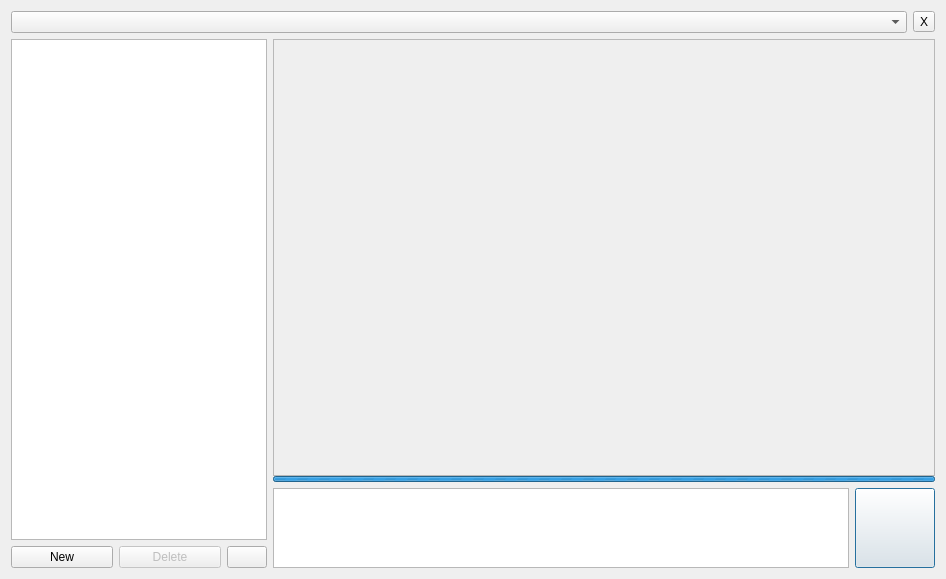
First picture: the form in src/GUI_UIs/ui_ai_chat.ui, repository kaixxx/QualCoder, before the edit.
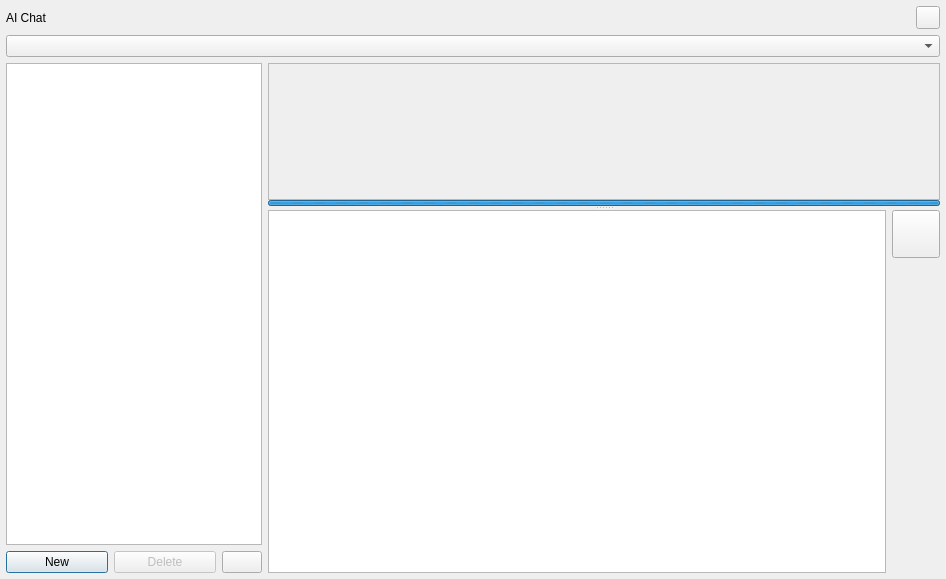
Second picture: the form after the edit.

Commit message: AI: Splitters for sidebar and chat window

```diff
--- a/src/GUI_UIs/ui_ai_chat.ui
+++ b/src/GUI_UIs/ui_ai_chat.ui
@@ -20,6 +20,121 @@
    <string>AI Chat</string>
   </property>
   <layout class="QGridLayout" name="gridLayout">
+   <property name="leftMargin">
+    <number>6</number>
+   </property>
+   <property name="topMargin">
+    <number>6</number>
+   </property>
+   <property name="rightMargin">
+    <number>6</number>
+   </property>
+   <property name="bottomMargin">
+    <number>6</number>
+   </property>
+   <property name="horizontalSpacing">
+    <number>6</number>
+   </property>
+   <item row="3" column="0">
+    <widget class="QWidget" name="widget_left" native="true">
+     <property name="sizePolicy">
+      <sizepolicy hsizetype="Fixed" vsizetype="Preferred">
+       <horstretch>0</horstretch>
+       <verstretch>0</verstretch>
+      </sizepolicy>
+     </property>
+     <layout class="QVBoxLayout" name="verticalLayout_2">
+      <property name="spacing">
+       <number>0</number>
+      </property>
+      <property name="leftMargin">
+       <number>0</number>
+      </property>
+      <property name="topMargin">
+       <number>0</number>
+      </property>
+      <property name="rightMargin">
+       <number>0</number>
+      </property>
+      <property name="bottomMargin">
+       <number>0</number>
+      </property>
+      <item>
+       <widget class="QTreeView" name="treeView_chat_list">
+        <property name="rootIsDecorated">
+         <bool>false</bool>
+        </property>
+        <attribute name="headerVisible">
+         <bool>false</bool>
+        </attribute>
+       </widget>
+      </item>
+      <item>
+       <widget class="QWidget" name="widget_left_buttons" native="true">
+        <layout class="QHBoxLayout" name="horizontalLayout">
+         <property name="leftMargin">
+          <number>0</number>
+         </property>
+         <property name="topMargin">
+          <number>6</number>
+         </property>
+         <property name="rightMargin">
+          <number>0</number>
+         </property>
+         <property name="bottomMargin">
+          <number>0</number>
+         </property>
+         <item>
+          <widget class="QPushButton" name="pushButton_new_analysis">
+           <property name="toolTip">
+            <string>Create a new chat</string>
+           </property>
+           <property name="text">
+            <string>New</string>
+           </property>
+          </widget>
+         </item>
+         <item>
+          <widget class="QPushButton" name="pushButton_delete">
+           <property name="enabled">
+            <bool>false</bool>
+           </property>
+           <property name="toolTip">
+            <string>Delete the selected chat</string>
+           </property>
+           <property name="text">
+            <string>Delete</string>
+           </property>
+          </widget>
+         </item>
+         <item>
+          <widget class="QPushButton" name="pushButton_help">
+           <property name="sizePolicy">
+            <sizepolicy hsizetype="Fixed" vsizetype="Fixed">
+             <horstretch>0</horstretch>
+             <verstretch>0</verstretch>
+            </sizepolicy>
+           </property>
+           <property name="toolTip">
+            <string>Help</string>
+           </property>
+           <property name="text">
+            <string/>
+           </property>
+           <property name="iconSize">
+            <size>
+             <width>16</width>
+             <height>16</height>
+            </size>
+           </property>
+          </widget>
+         </item>
+        </layout>
+       </widget>
+      </item>
+     </layout>
+    </widget>
+   </item>
    <item row="3" column="1">
     <widget class="QWidget" name="widget_chat" native="true">
      <property name="sizePolicy">
@@ -28,7 +143,10 @@
        <verstretch>0</verstretch>
       </sizepolicy>
      </property>
-     <layout class="QGridLayout" name="gridLayout_2">
+     <layout class="QVBoxLayout" name="verticalLayout_4">
+      <property name="spacing">
+       <number>6</number>
+      </property>
       <property name="leftMargin">
        <number>0</number>
       </property>
@@ -41,60 +159,32 @@
       <property name="bottomMargin">
        <number>0</number>
       </property>
-      <property name="verticalSpacing">
-       <number>0</number>
-      </property>
-      <item row="1" column="0" colspan="2">
-       <widget class="QProgressBar" name="progressBar_ai">
-        <property name="minimumSize">
-         <size>
-          <width>0</width>
-          <height>6</height>
-         </size>
-        </property>
-        <property name="maximumSize">
-         <size>
-          <width>16777215</width>
-          <height>6</height>
-         </size>
-        </property>
-        <property name="maximum">
-         <number>0</number>
-        </property>
-        <property name="value">
-         <number>0</number>
-        </property>
-        <property name="textVisible">
+      <item>
+       <widget class="QSplitter" name="splitter_ai_output">
+        <property name="orientation">
+         <enum>Qt::Vertical</enum>
+        </property>
+        <property name="childrenCollapsible">
          <bool>false</bool>
         </property>
-       </widget>
-      </item>
-      <item row="3" column="0">
-       <widget class="QPlainTextEdit" name="plainTextEdit_question">
-        <property name="sizePolicy">
-         <sizepolicy hsizetype="Expanding" vsizetype="Fixed">
-          <horstretch>0</horstretch>
-          <verstretch>0</verstretch>
-         </sizepolicy>
-        </property>
-        <property name="maximumSize">
-         <size>
-          <width>16777215</width>
-          <height>80</height>
-         </size>
-        </property>
-        <property name="toolTip">
-         <string>Enter your question here and press Enter to continue the chat</string>
-        </property>
-        <property name="plainText">
-         <string/>
-        </property>
-        <property name="placeholderText">
-         <string/>
-        </property>
-       </widget>
-      </item>
-      <item row="0" column="0" colspan="2">
+        <widget class="QWidget" name="widget_ai_output" native="true">
+         <layout class="QVBoxLayout" name="verticalLayout_3">
+          <property name="spacing">
+           <number>0</number>
+          </property>
+          <property name="leftMargin">
+           <number>0</number>
+          </property>
+          <property name="topMargin">
+           <number>0</number>
+          </property>
+          <property name="rightMargin">
+           <number>0</number>
+          </property>
+          <property name="bottomMargin">
+           <number>0</number>
+          </property>
+          <item>
        <widget class="QScrollArea" name="scrollArea_ai_output">
         <property name="widgetResizable">
          <bool>true</bool>
@@ -104,19 +194,19 @@
           <rect>
            <x>0</x>
            <y>0</y>
-           <width>664</width>
-           <height>439</height>
+               <width>670</width>
+               <height>249</height>
           </rect>
          </property>
          <layout class="QVBoxLayout" name="verticalLayout">
           <property name="leftMargin">
-           <number>30</number>
+               <number>18</number>
           </property>
           <property name="topMargin">
            <number>6</number>
           </property>
           <property name="rightMargin">
-           <number>30</number>
+               <number>18</number>
           </property>
           <property name="bottomMargin">
            <number>6</number>
@@ -168,26 +258,122 @@
         </widget>
        </widget>
       </item>
-      <item row="3" column="1">
-       <widget class="QPushButton" name="pushButton_question">
+          <item>
+           <widget class="QProgressBar" name="progressBar_ai">
+            <property name="minimumSize">
+             <size>
+              <width>0</width>
+              <height>6</height>
+             </size>
+            </property>
+            <property name="maximumSize">
+             <size>
+              <width>16777215</width>
+              <height>6</height>
+             </size>
+            </property>
+            <property name="maximum">
+             <number>0</number>
+            </property>
+            <property name="value">
+             <number>0</number>
+            </property>
+            <property name="textVisible">
+             <bool>false</bool>
+            </property>
+           </widget>
+          </item>
+         </layout>
+        </widget>
+        <widget class="QWidget" name="widget_question" native="true">
+         <layout class="QHBoxLayout" name="horizontalLayout_2">
+          <property name="sizeConstraint">
+           <enum>QLayout::SetDefaultConstraint</enum>
+          </property>
+          <property name="leftMargin">
+           <number>0</number>
+          </property>
+          <property name="topMargin">
+           <number>0</number>
+          </property>
+          <property name="rightMargin">
+           <number>0</number>
+          </property>
+          <property name="bottomMargin">
+           <number>0</number>
+          </property>
+          <item>
+           <widget class="QPlainTextEdit" name="plainTextEdit_question">
         <property name="sizePolicy">
-         <sizepolicy hsizetype="Fixed" vsizetype="Preferred">
+             <sizepolicy hsizetype="Expanding" vsizetype="Expanding">
           <horstretch>0</horstretch>
           <verstretch>0</verstretch>
          </sizepolicy>
         </property>
-        <property name="minimumSize">
-         <size>
-          <width>80</width>
-          <height>0</height>
-         </size>
-        </property>
         <property name="maximumSize">
          <size>
-          <width>80</width>
+              <width>16777215</width>
           <height>16777215</height>
          </size>
         </property>
+            <property name="toolTip">
+             <string>Enter your question here and press Enter to continue the chat</string>
+            </property>
+            <property name="plainText">
+             <string/>
+            </property>
+            <property name="placeholderText">
+             <string/>
+            </property>
+           </widget>
+          </item>
+          <item>
+           <widget class="QWidget" name="widget_question_button" native="true">
+            <property name="sizePolicy">
+             <sizepolicy hsizetype="Fixed" vsizetype="Expanding">
+              <horstretch>0</horstretch>
+              <verstretch>0</verstretch>
+             </sizepolicy>
+            </property>
+            <property name="minimumSize">
+             <size>
+              <width>24</width>
+              <height>0</height>
+             </size>
+            </property>
+            <layout class="QVBoxLayout" name="verticalLayout_5">
+             <property name="leftMargin">
+              <number>0</number>
+             </property>
+             <property name="topMargin">
+              <number>0</number>
+             </property>
+             <property name="rightMargin">
+              <number>0</number>
+             </property>
+             <property name="bottomMargin">
+              <number>0</number>
+             </property>
+             <item>
+              <widget class="QPushButton" name="pushButton_question">
+               <property name="sizePolicy">
+                <sizepolicy hsizetype="Minimum" vsizetype="Minimum">
+                 <horstretch>0</horstretch>
+                 <verstretch>0</verstretch>
+                </sizepolicy>
+               </property>
+               <property name="minimumSize">
+                <size>
+                 <width>24</width>
+                 <height>24</height>
+                </size>
+               </property>
+               <property name="maximumSize">
+                <size>
+                 <width>48</width>
+                 <height>48</height>
+                </size>
+               </property>
         <property name="font">
          <font>
           <pointsize>30</pointsize>
@@ -198,30 +384,24 @@
         </property>
         <property name="iconSize">
          <size>
-          <width>32</width>
-          <height>32</height>
-         </size>
-        </property>
-        <property name="shortcut">
-         <string/>
-        </property>
+                 <width>24</width>
+                 <height>24</height>
+                </size>
+               </property>
         <property name="flat">
          <bool>false</bool>
         </property>
        </widget>
       </item>
-      <item row="2" column="0">
+             <item>
        <spacer name="verticalSpacer">
         <property name="orientation">
          <enum>Qt::Vertical</enum>
         </property>
-        <property name="sizeType">
-         <enum>QSizePolicy::Preferred</enum>
-        </property>
         <property name="sizeHint" stdset="0">
          <size>
-          <width>20</width>
-          <height>6</height>
+                 <width>24</width>
+                 <height>40</height>
          </size>
         </property>
        </spacer>
@@ -229,6 +409,13 @@
      </layout>
     </widget>
    </item>
+         </layout>
+        </widget>
+       </widget>
+      </item>
+     </layout>
+    </widget>
+   </item>
    <item row="0" column="0" colspan="2">
     <widget class="QWidget" name="widget_top" native="true">
      <property name="enabled">
@@ -240,7 +427,7 @@
        <height>0</height>
       </size>
      </property>
-     <layout class="QHBoxLayout" name="horizontalLayout_2">
+     <layout class="QGridLayout" name="gridLayout_3">
       <property name="leftMargin">
        <number>0</number>
       </property>
@@ -253,118 +440,25 @@
       <property name="bottomMargin">
        <number>0</number>
       </property>
-      <item>
-       <widget class="QComboBox" name="comboBox_ai_chats"/>
+      <item row="0" column="0">
+       <widget class="QLabel" name="label">
+        <property name="text">
+         <string>AI Chat</string>
+        </property>
+       </widget>
       </item>
-      <item>
+      <item row="0" column="1">
        <widget class="QToolButton" name="toolButton_close_sidebar">
         <property name="toolTip">
-         <string>Close AI Sidebar</string>
-        </property>
-        <property name="text">
-         <string>X</string>
-        </property>
-       </widget>
-      </item>
-     </layout>
-    </widget>
-   </item>
-   <item row="3" column="0">
-    <widget class="QWidget" name="widget_left" native="true">
-     <property name="sizePolicy">
-      <sizepolicy hsizetype="Fixed" vsizetype="Preferred">
-       <horstretch>0</horstretch>
-       <verstretch>0</verstretch>
-      </sizepolicy>
-     </property>
-     <layout class="QVBoxLayout" name="verticalLayout_2">
-      <property name="spacing">
-       <number>0</number>
-      </property>
-      <property name="leftMargin">
-       <number>0</number>
-      </property>
-      <property name="topMargin">
-       <number>0</number>
-      </property>
-      <property name="rightMargin">
-       <number>0</number>
-      </property>
-      <property name="bottomMargin">
-       <number>0</number>
-      </property>
-      <item>
-       <widget class="QTreeView" name="treeView_chat_list">
-        <property name="rootIsDecorated">
-         <bool>false</bool>
-        </property>
-        <attribute name="headerVisible">
-         <bool>false</bool>
-        </attribute>
-       </widget>
-      </item>
-      <item>
-       <widget class="QWidget" name="widget_left_buttons" native="true">
-        <layout class="QHBoxLayout" name="horizontalLayout">
-         <property name="leftMargin">
-          <number>0</number>
-         </property>
-         <property name="topMargin">
-          <number>6</number>
-         </property>
-         <property name="rightMargin">
-          <number>0</number>
-         </property>
-         <property name="bottomMargin">
-          <number>0</number>
-         </property>
-         <item>
-          <widget class="QPushButton" name="pushButton_new_analysis">
-           <property name="toolTip">
-            <string>Create a new chat</string>
-           </property>
-           <property name="text">
-            <string>New</string>
-           </property>
-          </widget>
-         </item>
-         <item>
-          <widget class="QPushButton" name="pushButton_delete">
-           <property name="enabled">
-            <bool>false</bool>
-           </property>
-           <property name="toolTip">
-            <string>Delete the selected chat</string>
-           </property>
-           <property name="text">
-            <string>Delete</string>
-           </property>
-          </widget>
-         </item>
-         <item>
-          <widget class="QPushButton" name="pushButton_help">
-           <property name="sizePolicy">
-            <sizepolicy hsizetype="Fixed" vsizetype="Fixed">
-             <horstretch>0</horstretch>
-             <verstretch>0</verstretch>
-            </sizepolicy>
-           </property>
-           <property name="toolTip">
-            <string>Help</string>
+         <string>Enlarge AI Chat</string>
            </property>
            <property name="text">
             <string/>
            </property>
-           <property name="iconSize">
-            <size>
-             <width>16</width>
-             <height>16</height>
-            </size>
-           </property>
-          </widget>
-         </item>
-        </layout>
-       </widget>
+       </widget>
+      </item>
+      <item row="1" column="0" colspan="2">
+       <widget class="QComboBox" name="comboBox_ai_chats"/>
       </item>
      </layout>
     </widget>
```
Lines whose indentation alone changed are shown as unchanged. The commit also changes 5 other files.
